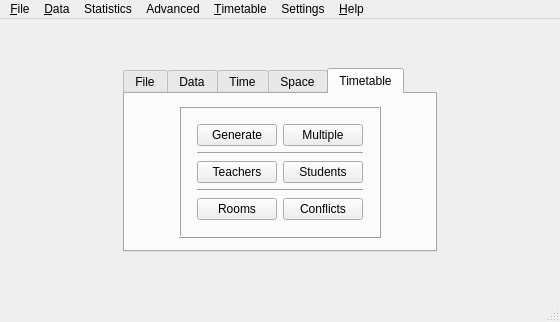
Before: the Qt Designer form src/interface/fetmainform_template.ui in janLo/FET, drawn with Qt 5.
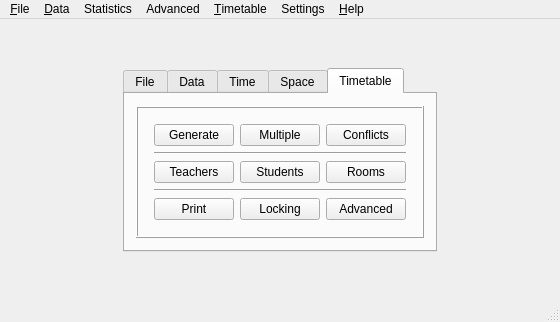
After: the same form once the commit is applied. The open tabs and pages were chosen to show the change.

Patch:
```diff
--- a/src/interface/fetmainform_template.ui
+++ b/src/interface/fetmainform_template.ui
@@ -720,42 +720,63 @@
                </property>
               </widget>
              </item>
-             <item row="2" column="0">
+             <item row="3" column="0">
               <widget class="QPushButton" name="shortcutViewTeachersPushButton">
                <property name="text">
                 <string comment="It is on the shortcuts tab buttons, so keep translation short">Teachers</string>
                </property>
               </widget>
              </item>
-             <item row="2" column="1">
+             <item row="3" column="1">
               <widget class="QPushButton" name="shortcutViewStudentsPushButton">
                <property name="text">
                 <string comment="It is on the shortcuts tab buttons, so keep translation short">Students</string>
                </property>
               </widget>
              </item>
-             <item row="4" column="0">
-              <widget class="QPushButton" name="shortcutViewRoomsPushButton">
-               <property name="text">
-                <string comment="It is on the shortcuts tab buttons, so keep translation short">Rooms</string>
-               </property>
-              </widget>
-             </item>
-             <item row="4" column="1">
+             <item row="0" column="2">
               <widget class="QPushButton" name="shortcutShowSoftConflictsPushButton">
                <property name="text">
                 <string comment="It means show soft conflicts, but I want to keep field short. It is on the shortcuts tab buttons, so keep translation short">Conflicts</string>
                </property>
               </widget>
              </item>
-             <item row="1" column="0" colspan="2">
+             <item row="5" column="2">
+              <widget class="QPushButton" name="shortcutsTimetableAdvancedPushButton">
+               <property name="text">
+                <string>Advanced</string>
+               </property>
+              </widget>
+             </item>
+             <item row="3" column="2">
+              <widget class="QPushButton" name="shortcutViewRoomsPushButton">
+               <property name="text">
+                <string comment="It is on the shortcuts tab buttons, so keep translation short">Rooms</string>
+               </property>
+              </widget>
+             </item>
+             <item row="5" column="0">
+              <widget class="QPushButton" name="shortcutsTimetablePrintPushButton">
+               <property name="text">
+                <string>Print</string>
+               </property>
+              </widget>
+             </item>
+             <item row="5" column="1">
+              <widget class="QPushButton" name="shortcutsTimetableLockingPushButton">
+               <property name="text">
+                <string comment="Refers to timetable locking, means locking/unlocking activities, but we need to keep the field short.">Locking</string>
+               </property>
+              </widget>
+             </item>
+             <item row="2" column="0" colspan="3">
               <widget class="Line" name="line_5">
                <property name="orientation">
                 <enum>Qt::Horizontal</enum>
                </property>
               </widget>
              </item>
-             <item row="3" column="0" colspan="2">
+             <item row="4" column="0" colspan="3">
               <widget class="Line" name="line_6">
                <property name="orientation">
                 <enum>Qt::Horizontal</enum>
```
Left out of the diff: 280 changed lines with no effect on the pictures.
